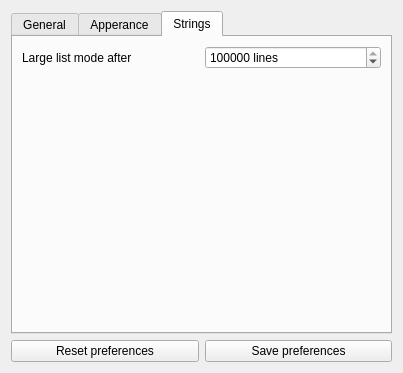
This is Preferences/preferences.ui in PROPHESSOR/ProHex as Qt 5 draws it before an edit. The edited form follows.
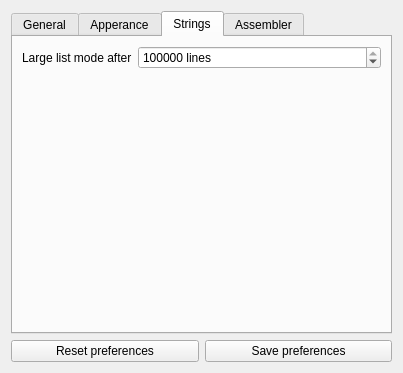
This is the edited form. The open tabs and pages were chosen to show the change.

Commit message: Добавлен выбор assembler спеков в настройках

```diff
--- a/Preferences/preferences.ui
+++ b/Preferences/preferences.ui
@@ -149,17 +149,15 @@
       <attribute name="title">
        <string>Strings</string>
       </attribute>
-      <layout class="QVBoxLayout" name="verticalLayout_2">
-       <item>
-        <layout class="QHBoxLayout" name="horizontalLayout">
-         <item>
+      <layout class="QFormLayout" name="formLayout_3">
+       <item row="0" column="0">
           <widget class="QLabel" name="label">
            <property name="text">
             <string>Large list mode after</string>
            </property>
           </widget>
          </item>
-         <item>
+       <item row="0" column="1">
           <widget class="QSpinBox" name="largeListSpin">
            <property name="whatsThis">
             <string>&lt;html&gt;&lt;head/&gt;&lt;body&gt;&lt;p&gt;After this number of lines &lt;span style=&quot; font-style:italic;&quot;&gt;Strings&lt;/span&gt; module will not filter strings on fly.&lt;/p&gt;&lt;p&gt;Decrease this number if your computer slows down in &lt;span style=&quot; font-style:italic;&quot;&gt;Strings&lt;/span&gt; module.&lt;/p&gt;&lt;/body&gt;&lt;/html&gt;</string>
@@ -188,19 +186,21 @@
           </widget>
          </item>
         </layout>
+     </widget>
+     <widget class="QWidget" name="tabAssembler">
+      <attribute name="title">
+       <string>Assembler</string>
+      </attribute>
+      <layout class="QFormLayout" name="formLayout_2">
+       <item row="0" column="0">
+        <widget class="QLabel" name="label_2">
+         <property name="text">
+          <string>Assembler specs:</string>
+         </property>
+        </widget>
        </item>
-       <item>
-        <spacer name="verticalSpacer">
-         <property name="orientation">
-          <enum>Qt::Vertical</enum>
-         </property>
-         <property name="sizeHint" stdset="0">
-          <size>
-           <width>20</width>
-           <height>40</height>
-          </size>
-         </property>
-        </spacer>
+       <item row="0" column="1">
+        <widget class="QComboBox" name="assemblerSpecsCombo"/>
        </item>
       </layout>
      </widget>
```
Left out of the diff: 2 changed lines with no effect on the pictures. Lines whose indentation alone changed are shown as unchanged. The commit also changes 7 other files.
